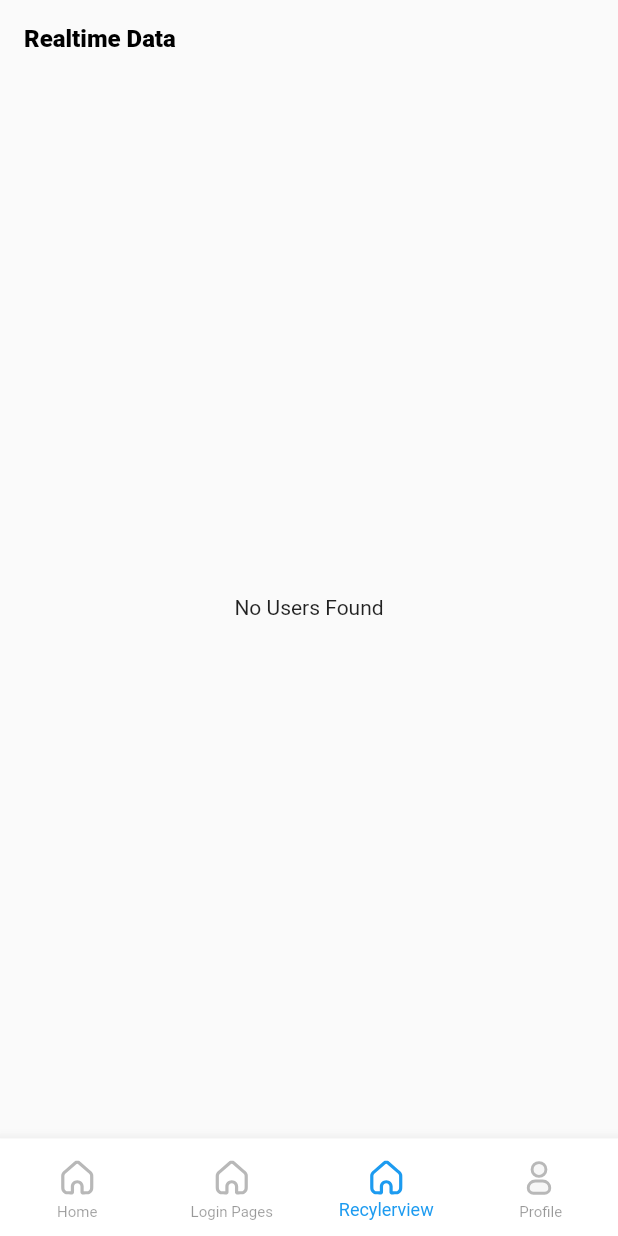
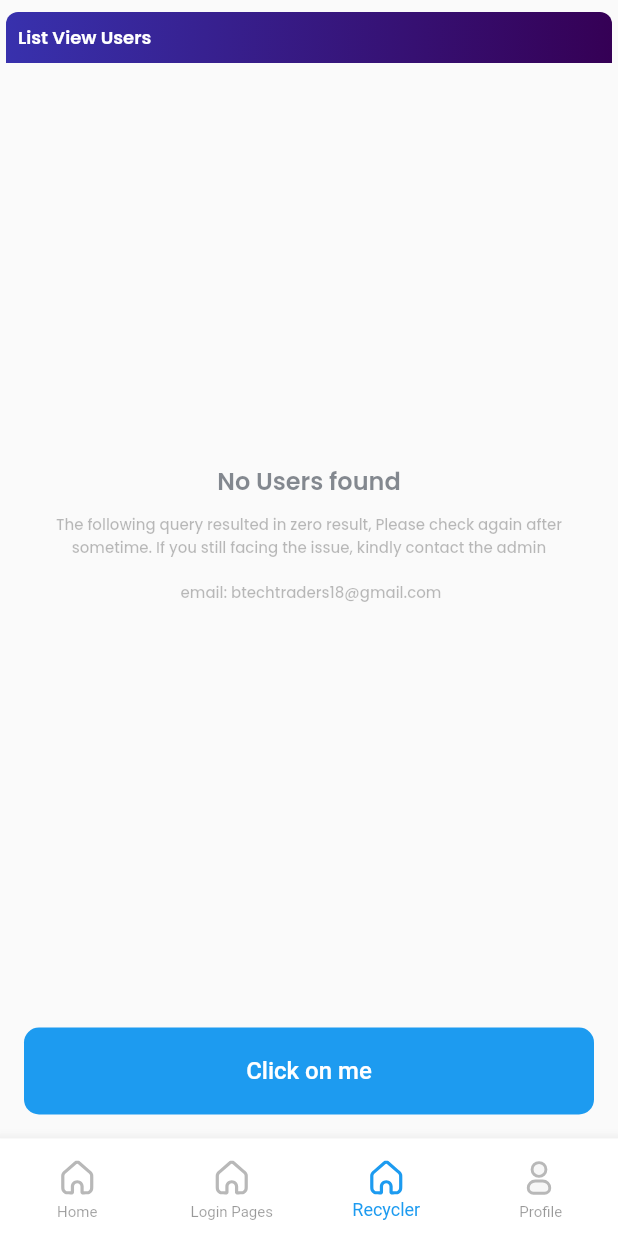
Before and after one commit to katmakhan/flutter-course, a Flutter app: the screen it shows once a user with an empty profile is signed in, item 3 of the bottom bar chosen, on a phone screen of 412 x 824 dp. Run offline on Flutter 3.47's test engine with Material 2 defaults, Android fonts, the phone set to English and light mode, and no system bars; our stand-ins replace animate_do, bouncing_widget, cached_network_image, dio, firebase_auth, firebase_core and 21 more; missing offline and left inert: algolia, align_positioned, firebase_app_check, flutter_document_picker, open_file_safe, pattern_formatter; accounts and stored records are empty; Roboto replaces fonts that are missing (Kanit).

Commit message:
multi images and recycler with button

```diff
--- /dev/null
+++ b/lib/RecyclerView/combined_recycler_button.dart
@@ -0,0 +1,143 @@
+// ignore_for_file: non_constant_identifier_names
+
+import 'package:flutter/material.dart';
+import 'package:fluttertemplate/Components/Buttons/cust_button.dart';
+import 'package:fluttertemplate/RecyclerControllers/gallery_controller.dart';
+import 'package:fluttertemplate/RecyclerControllers/users_controller.dart';
+import 'package:fluttertemplate/RecyclerView/listview_recycler.dart';
+import 'package:fluttertemplate/RecyclerView/gridview_recycler.dart';
+import 'package:get/get.dart';
+
+class CombinedRecycler_withButton extends StatefulWidget {
+  const CombinedRecycler_withButton({Key? key}) : super(key: key);
+
+  @override
+  State<CombinedRecycler_withButton> createState() =>
+      _CombinedRecycler_withButtonState();
+}
+
+class _CombinedRecycler_withButtonState
+    extends State<CombinedRecycler_withButton> {
+  UsersController userscontroller = Get.put(UsersController());
+  gallery_Controller gallerycatcontroller = Get.put(gallery_Controller());
+  UsersController usercontroller = Get.put(UsersController());
+
+  @override
+  Widget build(BuildContext context) {
+    gallerycatcontroller.fetch_gallerycat("newcat");
+
+    userscontroller.fetch_allusers();
+    return Scaffold(
+      // appBar: ,
+      body: SafeArea(
+        child: Column(
+          // mainAxisSize: MainAxisSize
+          //     .min, // ----------Whenever using Column inside SingleChildScrollview
+          crossAxisAlignment: CrossAxisAlignment.start,
+          children: [
+            textHeading("List View Users"),
+            listview_Recylcerview_dynamic(usercontroller, context),
+            Cust_Button(custtext: "Click on me", onTap: () {})
+          ],
+        ),
+      ),
+    );
+  }
+
+  Container textHeading(textdata) {
+    return Container(
+      width: MediaQuery.of(context).size.width,
+      decoration: const BoxDecoration(
+        gradient: LinearGradient(
+          begin: Alignment.centerLeft,
+          end: Alignment.bottomRight,
+          colors: [
+            Color(0xff3831AD),
+            Color(0xff350055),
+          ],
+        ),
+        borderRadius: BorderRadius.vertical(top: Radius.circular(8.0)),
+      ),
+      margin: const EdgeInsets.fromLTRB(4, 8, 4, 8),
+      padding: const EdgeInsets.all(8),
+      child: Text(
+        textdata,
+        style: const TextStyle(
+            fontFamily: 'Poppins',
+            fontSize: 12,
+            color: Color(0xFFffffff),
+            fontWeight: FontWeight.w600),
+      ),
+    );
+  }
+
+  // Expanded selectParish(BuildContext context) {
+  //   return Expanded(
+  //     child: Container(
+  //       height: 50,
+  //       margin: EdgeInsets.fromLTRB(20, 4, 20, 8),
+  //       // width: MediaQuery.of(context).size.width,
+  //       decoration: BoxDecoration(
+  //         borderRadius: BorderRadius.circular(5),
+  //         color: Colors.white,
+  //         border: Border.all(color: Color(0xffe0e0e0), width: 0.6),
+  //       ),
+  //       child: Padding(
+  //         padding: EdgeInsets.fromLTRB(16, 8, 16, 8),
+  //         child: FutureBuilder<List<dm_parish>?>(
+  //             future: DatabaseReadService()
+  //                 .getParishFullDetails(widget.foraneObjc.name.toString()),
+  //             builder: (context, snapshot) {
+  //               print(
+  //                   "Checked parish is.." + widget.foraneObjc.name.toString());
+  //               if (snapshot.hasData) {
+  //                 if (snapshot.data!.isEmpty) {
+  //                   return Text(
+  //                     "No parish Found",
+  //                     style: TextStyle(
+  //                         fontFamily: 'Poppins',
+  //                         fontSize: 16,
+  //                         fontWeight: FontWeight.w600,
+  //                         color: Color(0xFFed1c24)),
+  //                   );
+  //                   // return Container(
+  //                   //   height: 50,
+  //                   // );
+  //                 } else {
+  //                   parishlist = snapshot.data!;
+  //                   return DropdownButtonHideUnderline(
+  //                       child: DropdownButton(
+  //                     // icon: Icon(Icons.arrow_downward),
+  //                     items: snapshot.data!.map((dm_parish parish) {
+  //                       // print("Heree the values are " + value.toString());
+  //                       return DropdownMenuItem(
+  //                         value: parish.name,
+  //                         child: Text(parish.name.toString()),
+  //                       );
+  //                     }).toList(),
+  //                     onChanged: (String? value) {
+  //                       _selectedParish = value;
+  //                       print(
+  //                           "selected parish is " + _selectedParish.toString());
+  //                       usercontroller
+  //                           .fetcheventsParish(_selectedParish.toString());
+  //                       setState(() {});
+  //                     },
+  //                     value: _selectedParish,
+  //                     hint: const Text('Select Parish',
+  //                         style: TextStyle(
+  //                             fontFamily: 'Poppins',
+  //                             fontSize: 12,
+  //                             color: Color(0xFF000000),
+  //                             fontWeight: FontWeight.w500)),
+  //                   ));
+  //                 }
+  //               } else {
+  //                 return const LinearProgressIndicator();
+  //               }
+  //             }),
+  //       ),
+  //     ),
+  //   );
+  // }
+}
--- a/lib/RecyclerView/listview_recycler.dart
+++ b/lib/RecyclerView/listview_recycler.dart
@@ -5,6 +5,7 @@ import 'package:get/get.dart';
 
 Flexible listview_Recylcerview_dynamic(usercontroller, context) {
   return Flexible(
+    fit: FlexFit.tight,
     child: Obx(() {
       if (usercontroller.isLoading.value) {
         return const Center(child: CircularProgressIndicator());
@@ -13,7 +14,7 @@ Flexible listview_Recylcerview_dynamic(usercontroller, context) {
           return Center(child: noResultFound(context, "No Users found"));
         } else {
           return ListView.builder(
-              physics: const NeverScrollableScrollPhysics(),
+              // physics: const NeverScrollableScrollPhysics(),
               padding: EdgeInsets.zero,
               shrinkWrap: true,
               itemCount: usercontroller.userList.length,
--- a/lib/homepage.dart
+++ b/lib/homepage.dart
@@ -7,6 +7,7 @@ import 'package:fluttertemplate/Login_Pages/login_page_list.dart';
 import 'package:fluttertemplate/Main_Frags/frag_profile.dart';
 import 'package:fluttertemplate/Main_Frags/frag_realtime.dart';
 import 'package:fluttertemplate/Main_Frags/frag_saved.dart';
+import 'package:fluttertemplate/RecyclerView/combined_recycler_button.dart';
 
 class Homepage extends StatefulWidget {
   final int? fragpos;
@@ -21,8 +22,8 @@ class _HomepageState extends State<Homepage> {
   List pages = [
     const FragSaved(),
     const login_listView(),
-    // const CombinedRecycler(),
-    const FragRealtime(),
+    const CombinedRecycler_withButton(),
+    // const FragRealtime(),
     const FragProfile()
   ];
   int currentIndex = 0;
@@ -86,7 +87,7 @@ class _HomepageState extends State<Homepage> {
                 ),
                 BottomNavigationBarItem(
                   icon: SvgPicture.asset("assets/svg_home/homeu.svg"),
-                  label: "Recylerview",
+                  label: "Recycler",
                   activeIcon: SvgPicture.asset("assets/svg_home/homes.svg"),
                 ),
                 BottomNavigationBarItem(
```
Also changed, not shown: lib/PDFInvoice/pdfinvoice.dart (+37 -0 lines), 3 other files.
